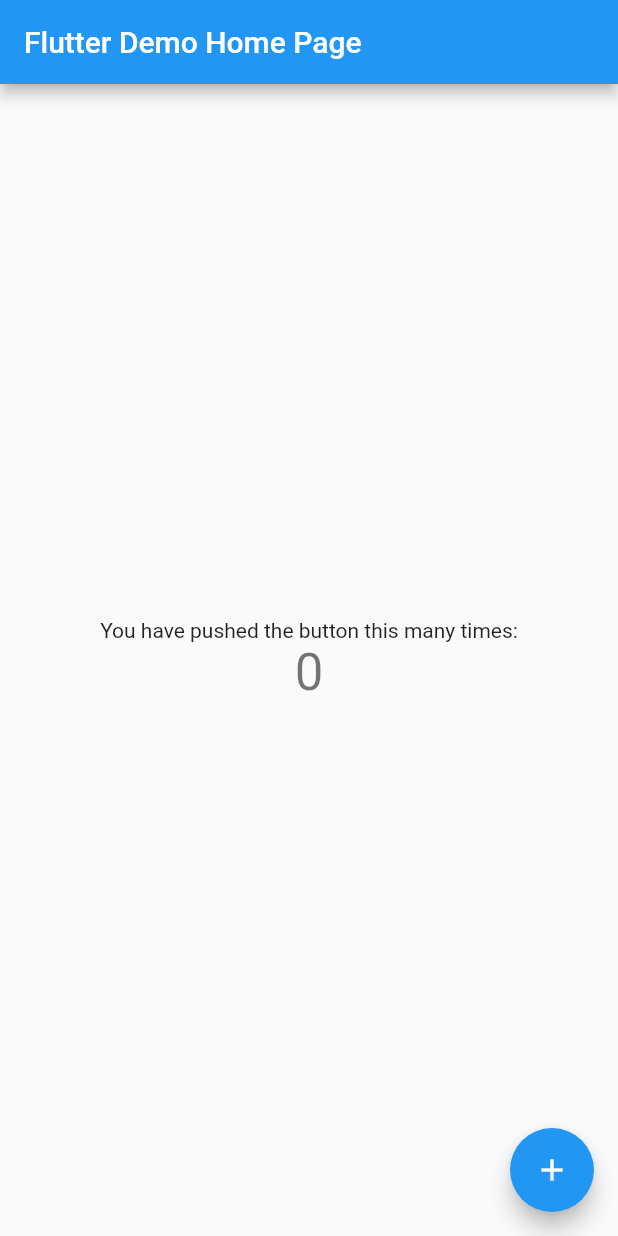
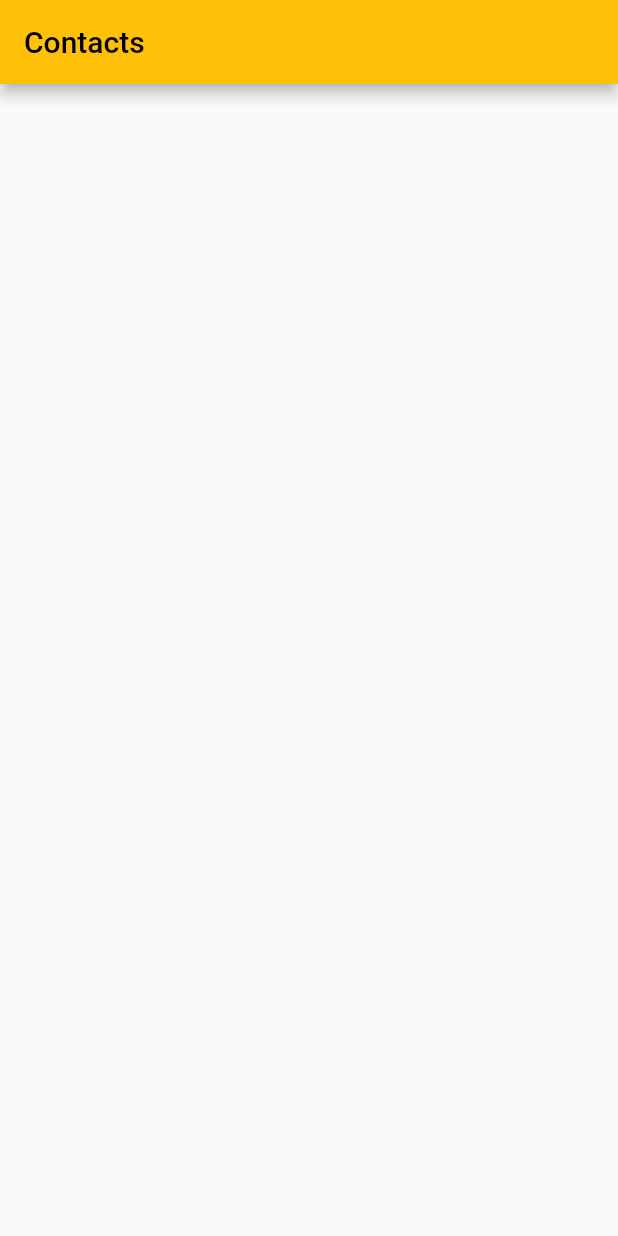
Before and after one commit to Nawreua/contacts_app, a Flutter app: the screen it shows after launch, on a phone screen of 412 x 824 dp. Run offline on Flutter 3.47's test engine with Material 2 defaults, Android fonts, the phone set to English and light mode, and no system bars; our stand-ins replace get_it, isar; accounts and stored records are empty; generated files the repository leaves out were written again.

Commit message:
[WIDGET] : cleaning widgets

```diff
--- a/lib/main.dart
+++ b/lib/main.dart
@@ -1,115 +1,15 @@
 import 'package:flutter/material.dart';
+import 'package:get_it/get_it.dart';
+import 'package:isar/isar.dart';
+
+import 'package:contacts/model/user.dart';
+import 'package:contacts/widget/contacts_app.dart';
 
 void main() {
-  runApp(const MyApp());
+  setup();
+  runApp(const ContactsApp());
 }
 
-class MyApp extends StatelessWidget {
-  const MyApp({super.key});
-
-  // This widget is the root of your application.
-  @override
-  Widget build(BuildContext context) {
-    return MaterialApp(
-      title: 'Flutter Demo',
-      theme: ThemeData(
-        // This is the theme of your application.
-        //
-        // Try running your application with "flutter run". You'll see the
-        // application has a blue toolbar. Then, without quitting the app, try
-        // changing the primarySwatch below to Colors.green and then invoke
-        // "hot reload" (press "r" in the console where you ran "flutter run",
-        // or simply save your changes to "hot reload" in a Flutter IDE).
-        // Notice that the counter didn't reset back to zero; the application
-        // is not restarted.
-        primarySwatch: Colors.blue,
-      ),
-      home: const MyHomePage(title: 'Flutter Demo Home Page'),
-    );
-  }
+void setup() async {
+  GetIt.I.registerSingleton<Isar>(await Isar.open([UserSchema]));
 }
-
-class MyHomePage extends StatefulWidget {
-  const MyHomePage({super.key, required this.title});
-
-  // This widget is the home page of your application. It is stateful, meaning
-  // that it has a State object (defined below) that contains fields that affect
-  // how it looks.
-
-  // This class is the configuration for the state. It holds the values (in this
-  // case the title) provided by the parent (in this case the App widget) and
-  // used by the build method of the State. Fields in a Widget subclass are
-  // always marked "final".
-
-  final String title;
-
-  @override
-  State<MyHomePage> createState() => _MyHomePageState();
-}
-
-class _MyHomePageState extends State<MyHomePage> {
-  int _counter = 0;
-
-  void _incrementCounter() {
-    setState(() {
-      // This call to setState tells the Flutter framework that something has
-      // changed in this State, which causes it to rerun the build method below
-      // so that the display can reflect the updated values. If we changed
-      // _counter without calling setState(), then the build method would not be
-      // called again, and so nothing would appear to happen.
-      _counter++;
-    });
-  }
-
-  @override
-  Widget build(BuildContext context) {
-    // This method is rerun every time setState is called, for instance as done
-    // by the _incrementCounter method above.
-    //
-    // The Flutter framework has been optimized to make rerunning build methods
-    // fast, so that you can just rebuild anything that needs updating rather
-    // than having to individually change instances of widgets.
-    return Scaffold(
-      appBar: AppBar(
-        // Here we take the value from the MyHomePage object that was created by
-        // the App.build method, and use it to set our appbar title.
-        title: Text(widget.title),
-      ),
-      body: Center(
-        // Center is a layout widget. It takes a single child and positions it
-        // in the middle of the parent.
-        child: Column(
-          // Column is also a layout widget. It takes a list of children and
-          // arranges them vertically. By default, it sizes itself to fit its
-          // children horizontally, and tries to be as tall as its parent.
-          //
-          // Invoke "debug painting" (press "p" in the console, choose the
-          // "Toggle Debug Paint" action from the Flutter Inspector in Android
-          // Studio, or the "Toggle Debug Paint" command in Visual Studio Code)
-          // to see the wireframe for each widget.
-          //
-          // Column has various properties to control how it sizes itself and
-          // how it positions its children. Here we use mainAxisAlignment to
-          // center the children vertically; the main axis here is the vertical
-          // axis because Columns are vertical (the cross axis would be
-          // horizontal).
-          mainAxisAlignment: MainAxisAlignment.center,
-          children: <Widget>[
-            const Text(
-              'You have pushed the button this many times:',
-            ),
-            Text(
-              '$_counter',
-              style: Theme.of(context).textTheme.headline4,
-            ),
-          ],
-        ),
-      ),
-      floatingActionButton: FloatingActionButton(
-        onPressed: _incrementCounter,
-        tooltip: 'Increment',
-        child: const Icon(Icons.add),
-      ), // This trailing comma makes auto-formatting nicer for build methods.
-    );
-  }
-}
--- /dev/null
+++ b/lib/widget/contacts_app.dart
@@ -0,0 +1,18 @@
+import 'package:flutter/material.dart';
+
+import 'package:contacts/widget/page/home.dart';
+
+class ContactsApp extends StatelessWidget {
+  const ContactsApp({super.key});
+
+  @override
+  Widget build(BuildContext context) {
+    return MaterialApp(
+      title: 'Contacts',
+      theme: ThemeData(
+        primarySwatch: Colors.amber,
+      ),
+      home: const HomePage(title: 'Contacts'),
+    );
+  }
+}
--- /dev/null
+++ b/lib/widget/page/home.dart
@@ -0,0 +1,18 @@
+import 'package:flutter/material.dart';
+
+import 'package:contacts/provider/user_provider.dart';
+
+class HomePage extends StatelessWidget {
+  const HomePage({super.key, required this.title});
+
+  final String title;
+
+  @override
+  Widget build(BuildContext context) {
+    return Scaffold(
+      appBar: AppBar(
+        title: Text(title),
+      ),
+    );
+  }
+}
```
Also changed, not shown: 1 other file.
